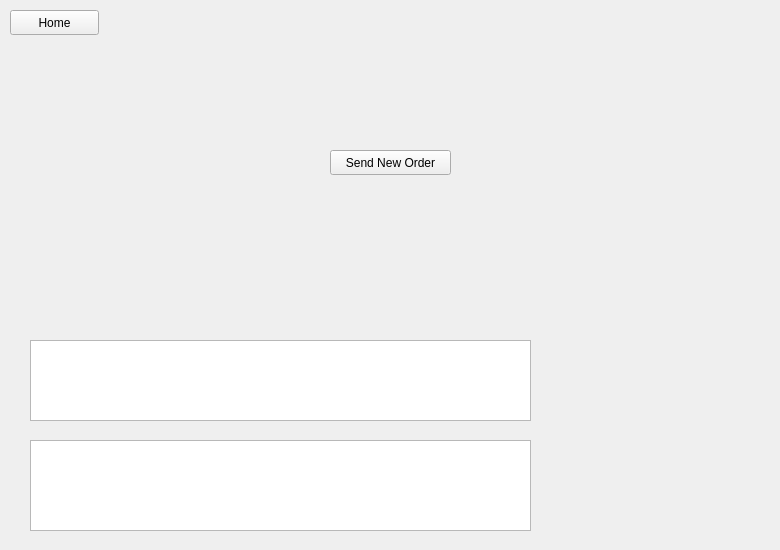
This is ui/sellerpage.ui in JakWaterfall/E-transport-Marketplace as Qt 5 draws it before an edit. The edited form follows.
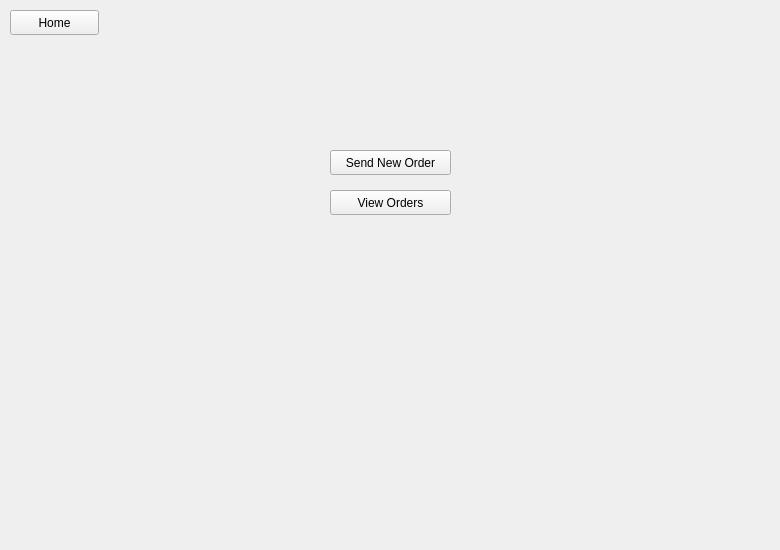
This is the edited form. The open tabs and pages were chosen to show the change.

Commit message: implimented sending orders from client to server and server sending list of current orders back

Diff of the .ui file:
```diff
--- a/ui/sellerpage.ui
+++ b/ui/sellerpage.ui
@@ -26,29 +26,6 @@
     <number>1</number>
    </property>
    <widget class="QWidget" name="homePage">
-    <widget class="QListWidget" name="orderList">
-     <property name="geometry">
-      <rect>
-       <x>30</x>
-       <y>410</y>
-       <width>501</width>
-       <height>91</height>
-      </rect>
-     </property>
-    </widget>
-    <widget class="QPlainTextEdit" name="buyerTextBox">
-     <property name="geometry">
-      <rect>
-       <x>30</x>
-       <y>310</y>
-       <width>501</width>
-       <height>81</height>
-      </rect>
-     </property>
-     <property name="readOnly">
-      <bool>true</bool>
-     </property>
-    </widget>
     <widget class="QPushButton" name="sendOrderScreenBtn">
      <property name="geometry">
       <rect>
@@ -62,6 +39,19 @@
       <string>Send New Order</string>
      </property>
     </widget>
+    <widget class="QPushButton" name="viewOrderScreenBtn">
+     <property name="geometry">
+      <rect>
+       <x>330</x>
+       <y>160</y>
+       <width>121</width>
+       <height>25</height>
+      </rect>
+     </property>
+     <property name="text">
+      <string>View Orders</string>
+     </property>
+    </widget>
    </widget>
    <widget class="QWidget" name="sendOrderPage">
     <widget class="QPushButton" name="sellerSubmitBtn">
```
Left out of the diff: 24 changed lines with no effect on the pictures. The commit also changes 28 other files.
